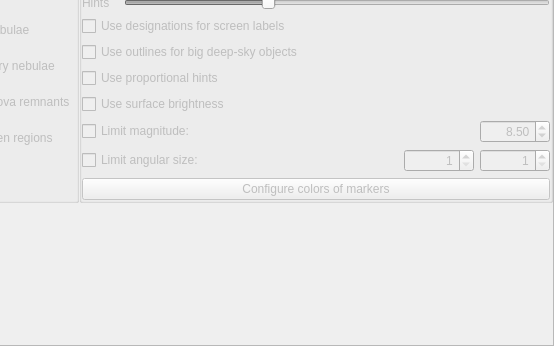
This is src/gui/viewDialog.ui in 519984307/stellarium_src as Qt 5 draws it before an edit; both pictures show x 201 to 755 and y 241 to 587 of the 755 by 587 pixel window. The edited form follows.
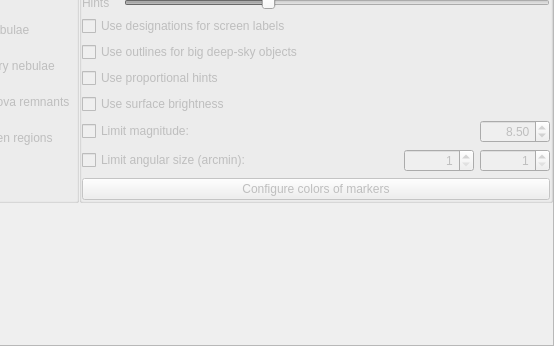
This is the edited form. The open tabs and pages were chosen to show the change. Icons and pictures are not drawn. Custom widgets are drawn as their Qt base class.

Diff of the .ui file:
```diff
--- a/src/gui/viewDialog.ui
+++ b/src/gui/viewDialog.ui
@@ -2061,7 +2061,7 @@
                  <item>
                   <widget class="QCheckBox" name="nebulaLimitSizeCheckBox">
                    <property name="text">
-                    <string>Limit angular size:</string>
+                    <string>Limit angular size (arcmin):</string>
                    </property>
                   </widget>
                  </item>
```
